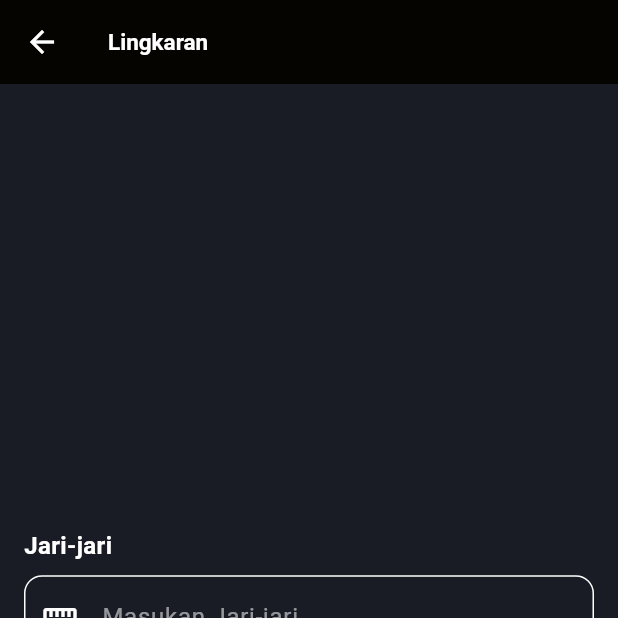
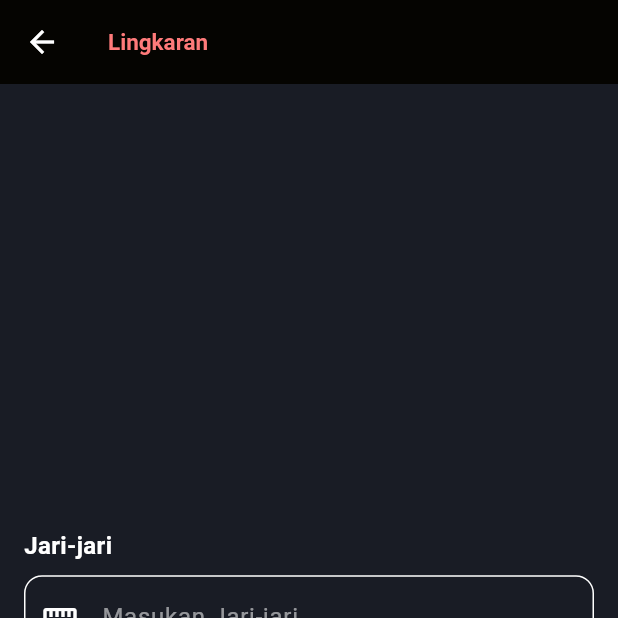
Before and after one commit to Dafxynt/riverpod, a Flutter app: the CirclePage screen opened directly, on a phone screen of 412 x 824 dp, the top half of it. Run offline on Flutter 3.47's test engine with Material 3 defaults, Android fonts, the light colour scheme and no system bars; our stand-ins replace flutter_riverpod.

Commit message:
feat [JD] bagundatar
-

```diff
--- a/lib/circle_page.dart
+++ b/lib/circle_page.dart
@@ -24,7 +24,7 @@ class CirclePage extends ConsumerWidget {
           style: TextStyle(
             fontSize: 15,
             fontWeight: FontWeight.bold,
-            color: Colors.white,
+            color: Color.fromARGB(255, 255, 122, 122),
           ),
         ),
         backgroundColor: Color.fromARGB(255, 5, 4, 1),
```
Also changed, not shown: pubspec.lock.
